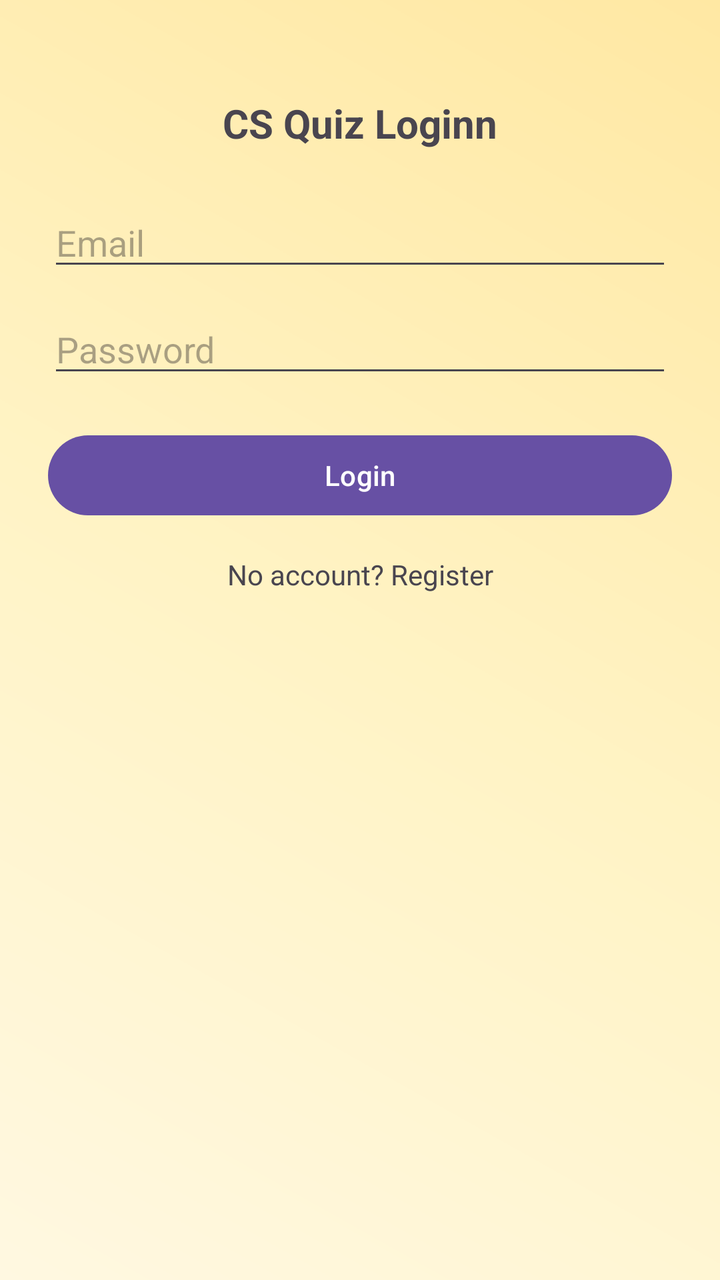
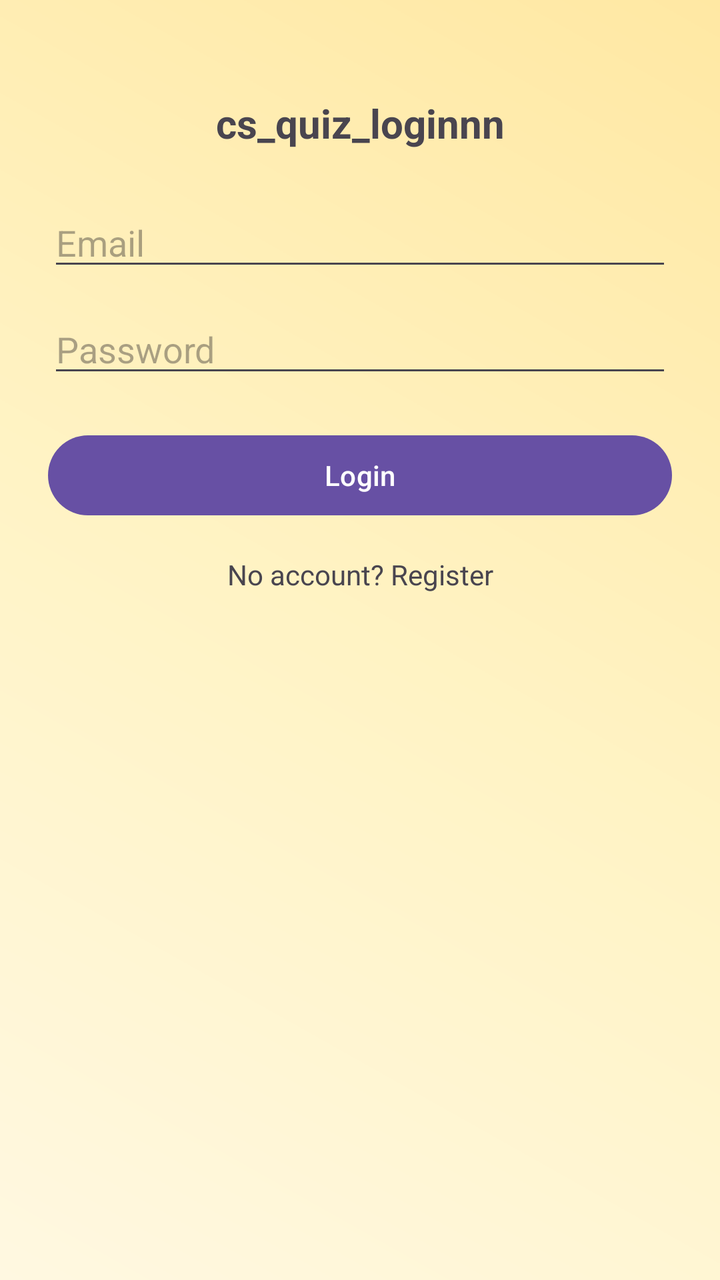

The first picture is an Android layout as it rendered before a commit; the second is the same layout after the commit. The layout source and the unified diff follow.
<!-- AndroidManifest.xml: application theme Theme.Project22 -->
<!-- res/layout/activity_login.xml -->
<?xml version="1.0" encoding="utf-8"?>
<androidx.constraintlayout.widget.ConstraintLayout xmlns:android="http://schemas.android.com/apk/res/android"
    xmlns:app="http://schemas.android.com/apk/res-auto"
    xmlns:tools="http://schemas.android.com/tools"
    android:layout_width="match_parent"
    android:layout_height="match_parent"
    tools:context=".LoginActivity">

    <TextView
        android:id="@+id/tvTitle"
        android:layout_width="wrap_content"
        android:layout_height="wrap_content"
        android:text="@string/cs_quiz_loginn"
        android:textStyle="bold"
        android:textSize="20sp"
        app:layout_constraintTop_toTopOf="parent"
        app:layout_constraintStart_toStartOf="parent"
        app:layout_constraintEnd_toEndOf="parent"
        android:layout_marginTop="48dp"/>

    <EditText
        android:id="@+id/etEmail"
        android:layout_width="0dp"
        android:layout_height="wrap_content"
        android:hint="Email"
        android:inputType="textEmailAddress"
        app:layout_constraintTop_toBottomOf="@id/tvTitle"
        app:layout_constraintStart_toStartOf="parent"
        app:layout_constraintEnd_toEndOf="parent"
        android:layout_marginStart="24dp"
        android:layout_marginEnd="24dp"
        android:layout_marginTop="24dp"/>

    <EditText
        android:id="@+id/etPassword"
        android:layout_width="0dp"
        android:layout_height="wrap_content"
        android:hint="Password"
        android:inputType="textPassword"
        app:layout_constraintTop_toBottomOf="@id/etEmail"
        app:layout_constraintStart_toStartOf="parent"
        app:layout_constraintEnd_toEndOf="parent"
        android:layout_marginStart="24dp"
        android:layout_marginEnd="24dp"
        android:layout_marginTop="12dp"/>

    <Button
        android:id="@+id/btnLogin"
        android:layout_width="0dp"
        android:layout_height="wrap_content"
        android:text="Login"
        app:layout_constraintTop_toBottomOf="@id/etPassword"
        app:layout_constraintStart_toStartOf="parent"
        app:layout_constraintEnd_toEndOf="parent"
        android:layout_marginStart="24dp"
        android:layout_marginEnd="24dp"
        android:layout_marginTop="20dp"/>

    <TextView
        android:id="@+id/tvToRegister"
        android:layout_width="wrap_content"
        android:layout_height="wrap_content"
        android:text="No account? Register"
        android:textSize="14sp"
        app:layout_constraintTop_toBottomOf="@id/btnLogin"
        app:layout_constraintStart_toStartOf="parent"
        app:layout_constraintEnd_toEndOf="parent"
        android:layout_marginTop="16dp"/>

</androidx.constraintlayout.widget.ConstraintLayout>
<!-- resources referenced by this layout -->
<resources>
  <string name="cs_quiz_loginn">CS Quiz Loginn</string>
  <style name="Theme.Project22" parent="Base.Theme.Project22" />
  <style name="Base.Theme.Project22" parent="Theme.Material3.Light.NoActionBar">
          
          <item name="colorPrimary">@color/md_primary</item>
          <item name="colorOnPrimary">@color/md_onPrimary</item>
          <item name="colorPrimaryContainer">@color/md_primaryContainer</item>
          <item name="colorOnPrimaryContainer">@color/md_onPrimaryContainer</item>
  
          <item name="colorSecondary">@color/md_secondary</item>
          <item name="colorOnSecondary">@color/md_onSecondary</item>
          <item name="colorSecondaryContainer">@color/md_secondaryContainer</item>
          <item name="colorOnSecondaryContainer">@color/md_onSecondaryContainer</item>
  
          <item name="colorTertiary">@color/md_tertiary</item>
          <item name="colorOnTertiary">@color/md_onTertiary</item>
          <item name="colorTertiaryContainer">@color/md_tertiaryContainer</item>
          <item name="colorOnTertiaryContainer">@color/md_onTertiaryContainer</item>
  
          <item name="android:windowBackground">@drawable/bg_app_gradient</item>
          <item name="colorSurface">@color/md_surface</item>
          <item name="colorOnSurface">@color/md_onSurface</item>
          <item name="android:navigationBarColor">@color/md_primaryContainer</item>
      </style>
  <color name="md_primary">#6750A4</color>
  <color name="md_onPrimary">#FFFFFF</color>
  <color name="md_primaryContainer">#EADDFF</color>
  <color name="md_onPrimaryContainer">#21005D</color>
  <color name="md_secondary">#386A20</color>
  <color name="md_onSecondary">#FFFFFF</color>
  <color name="md_secondaryContainer">#C7F0A6</color>
  <color name="md_onSecondaryContainer">#0F3900</color>
  <color name="md_tertiary">#006C6A</color>
  <color name="md_onTertiary">#FFFFFF</color>
  <color name="md_tertiaryContainer">#6FF7F3</color>
  <color name="md_onTertiaryContainer">#00201F</color>
  <!-- drawable bg_app_gradient (drawable) -->
  <?xml version="1.0" encoding="utf-8"?>
  <shape xmlns:android="http://schemas.android.com/apk/res/android" android:shape="rectangle">
      <gradient
          android:type="linear"
          android:angle="45"
          android:startColor="#FFF8E1"
          android:centerColor="#FFF3C4"
          android:endColor="#FFE8A3" />
  </shape>
  <color name="md_surface">#FFFCFF</color>
  <color name="md_onSurface">#1D1B20</color>
</resources>

<!-- the commit's change to res/layout/activity_login.xml (unified diff, before → after) -->
@@ -10,7 +10,7 @@
         android:id="@+id/tvTitle"
         android:layout_width="wrap_content"
         android:layout_height="wrap_content"
-        android:text="@string/cs_quiz_loginn"
+        android:text="@string/cs_quiz_loginnn"
         android:textStyle="bold"
         android:textSize="20sp"
         app:layout_constraintTop_toTopOf="parent"
<!-- resource entries referenced after the edit -->
@@ -1,6 +1,6 @@
 <!-- resources referenced by this layout -->
 <resources>
-  <string name="cs_quiz_loginn">CS Quiz Loginn</string>
+  <string name="cs_quiz_loginnn">cs_quiz_loginnn</string>
   <style name="Theme.Project22" parent="Base.Theme.Project22" />
   <style name="Base.Theme.Project22" parent="Theme.Material3.Light.NoActionBar">
           
